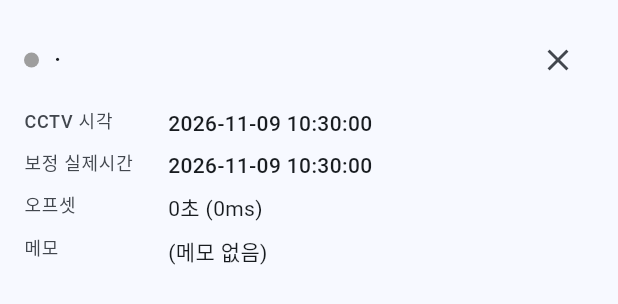
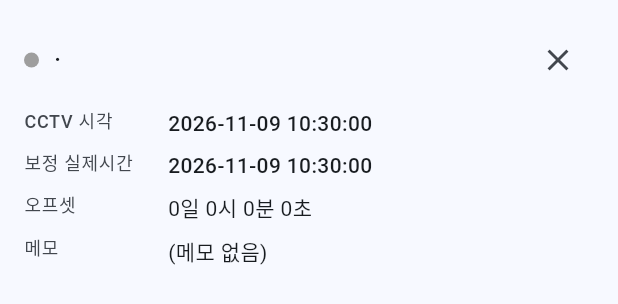
Before and after one commit to leaf-nam/cctv-helper, a Flutter app: the _EntryDetailSheet widget shown alone on an empty page, opened directly with empty values, on a phone screen of 412 x 824 dp. Shown: the top 304 px of the screen. Run offline on Flutter 3.47's test engine with Material 3 defaults, Android fonts, the phone set to English and light mode, and no system bars; our stand-ins replace go_router, image_picker, shared_preferences; missing offline and left inert: google_mlkit_text_recognition; accounts and stored records are empty.

Commit message:
타임라인·사진 상세 오프셋을 일·시·분·초로 표기 (ms 원값 제거)

```diff
--- a/lib/core/services/time_calc_service.dart
+++ b/lib/core/services/time_calc_service.dart
@@ -58,6 +58,21 @@ class TimeCalcService {
     return '$sign$s초';
   }
 
+  /// 오프셋을 `0일 0시 0분 0초` 형태로 표기 (초 단위까지, 내림).
+  /// 예: `+0일 0시 2분 0초`, `−0일 0시 0분 10초`, `0일 0시 0분 0초`.
+  ///
+  /// 상세 화면에서 ms 원값 대신 사용한다.
+  static String formatOffsetFull(int millis) {
+    if (millis == 0) return '0일 0시 0분 0초';
+    final sign = millis > 0 ? '+' : '−';
+    final totalSeconds = millis.abs() ~/ 1000;
+    final d = totalSeconds ~/ 86400;
+    final h = (totalSeconds % 86400) ~/ 3600;
+    final m = (totalSeconds % 3600) ~/ 60;
+    final s = totalSeconds % 60;
+    return '$sign$d일 $h시 $m분 $s초';
+  }
+
   /// 오프셋 ms를 사람이 읽기 쉬운 문장으로 포맷 (초 단위까지, 내림).
   /// 예: `CCTV가 2분 0초 느림`, `CCTV가 1분 30초 빠름`, `CCTV가 0초 느림`.
   ///
--- a/lib/features/photos/presentation/photos_screen.dart
+++ b/lib/features/photos/presentation/photos_screen.dart
@@ -519,8 +519,7 @@ class _PhotoDetailSheetState extends State<_PhotoDetailSheet> {
               _MetaRow(
                 label: '오프셋',
                 child: Text(
-                  '${TimeCalcService.formatOffsetShort(_photo.offsetMillis!)} '
-                  '(${_photo.offsetMillis}ms)',
+                  TimeCalcService.formatOffsetFull(_photo.offsetMillis!),
                   style: theme.textTheme.bodyMedium,
                 ),
               ),
--- a/lib/features/timeline/presentation/case_timeline_screen.dart
+++ b/lib/features/timeline/presentation/case_timeline_screen.dart
@@ -509,8 +509,7 @@ class _EntryDetailSheet extends StatelessWidget {
               _DetailRow(
                 label: '오프셋',
                 child: Text(
-                  '${TimeCalcService.formatOffsetShort(entry.offsetMillis!)} '
-                  '(${entry.offsetMillis}ms)',
+                  TimeCalcService.formatOffsetFull(entry.offsetMillis!),
                   style: theme.textTheme.bodyMedium,
                 ),
               ),
```
Also changed, not shown: 5 other files.
